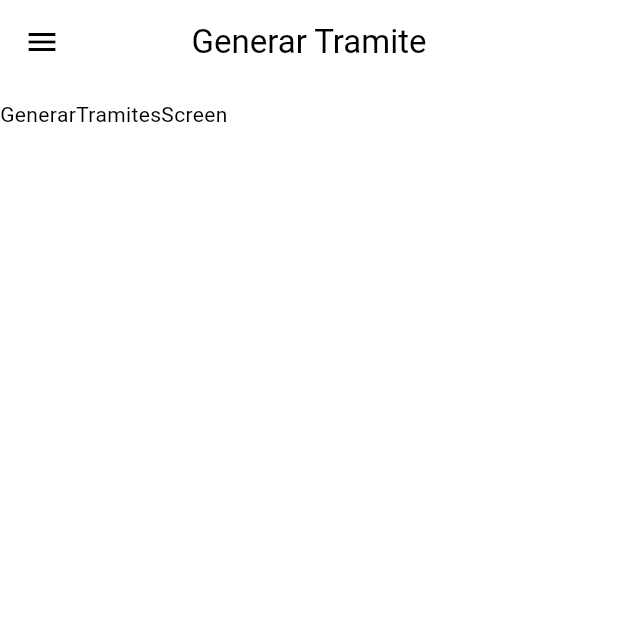
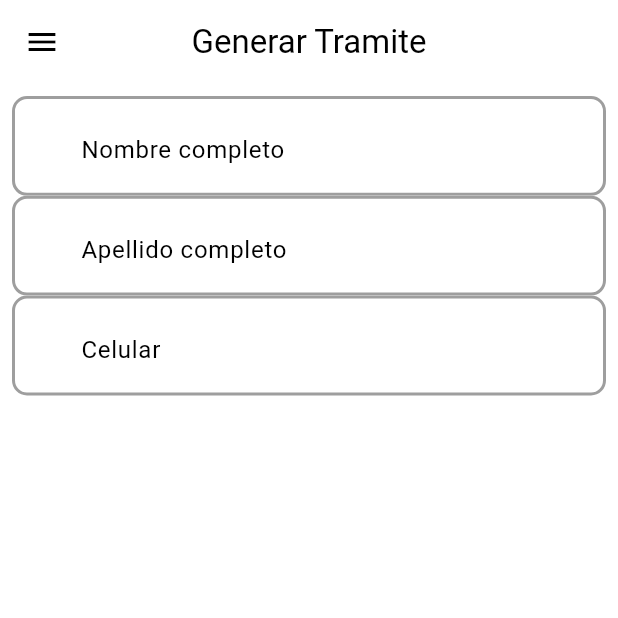
Before and after one commit to JavierPrado18/gestor-tramites-flutter, a Flutter app: the screen it shows after launch, in the side drawer, after a tap on "Generar Tramite", on a phone screen of 412 x 824 dp, the top half of it. Run offline on Flutter 3.47's test engine with Material 2 defaults, Android fonts, the light colour scheme and no system bars; our stand-ins replace settings_ui, shared_preferences; network calls fail.

Commit message:
Estilo de TextFiel y vista de Generar tramite

```diff
--- a/lib/screens/generartramites.dart
+++ b/lib/screens/generartramites.dart
@@ -2,9 +2,14 @@ import 'package:flutter/material.dart';
 
 import '../widgets/index.dart';
 
-class GenerarTramitesScreen extends StatelessWidget {
+class GenerarTramitesScreen extends StatefulWidget {
   const GenerarTramitesScreen({Key? key}) : super(key: key);
 
+  @override
+  State<GenerarTramitesScreen> createState() => _GenerarTramitesScreenState();
+}
+
+class _GenerarTramitesScreenState extends State<GenerarTramitesScreen> {
   @override
   Widget build(BuildContext context) {
     return Scaffold(
@@ -15,16 +20,42 @@ class GenerarTramitesScreen extends StatelessWidget {
         centerTitle: true,
         elevation: 0,
       ),
-      drawer: const DrawerST(),
-      body: Column(
-        children: const [
-          SizedBox(
-            height: 10,
+      drawer: DrawerST(),
+      body: Padding(
+        padding: const EdgeInsets.all(8.0),
+        child: SingleChildScrollView(
+          child: Column(
+            children: [
+              CustomTextFieldScreen(
+                initialValue: '',
+                keyboardType: TextInputType.text,
+                hintext: 'Nombre completo',
+                prefixIcon: Icon(Icons.man),
+                onChange: (value) {
+                  setState(() {});
+                },
+              ),
+              CustomTextFieldScreen(
+                initialValue: '',
+                keyboardType: TextInputType.text,
+                hintext: 'Apellido completo',
+                prefixIcon: Icon(Icons.man),
+                onChange: (value) {
+                  setState(() {});
+                },
+              ),
+              CustomTextFieldScreen(
+                initialValue: '',
+                keyboardType: TextInputType.number,
+                hintext: 'Celular',
+                prefixIcon: Icon(Icons.phone),
+                onChange: (value) {
+                  setState(() {});
+                },
+              ),
+            ],
           ),
-          Text(
-            'GenerarTramitesScreen',
-          ),
-        ],
+        ),
       ),
     );
   }
--- /dev/null
+++ b/lib/widgets/custom_textfield.dart
@@ -0,0 +1,42 @@
+import 'package:flutter/material.dart';
+
+class CustomTextFieldScreen extends StatelessWidget {
+  //Creaación de variables que seran recibidas
+  final TextInputType? keyboardType;
+  final String? hintext;
+  final String? initialValue;
+  final Widget? prefixIcon;
+  final Function(String)? onChange;
+
+  const CustomTextFieldScreen(
+      {super.key,
+      this.keyboardType,
+      this.hintext,
+      this.initialValue,
+      this.prefixIcon,
+      this.onChange});
+
+  @override
+  Widget build(BuildContext context) {
+    return TextFormField(
+      initialValue: initialValue,
+      onChanged: onChange,
+      keyboardType: keyboardType,
+      decoration: InputDecoration(
+        enabledBorder: OutlineInputBorder(
+          borderSide: const BorderSide(width: 2, color: Colors.grey),
+          borderRadius: BorderRadius.circular(10),
+        ),
+        focusedBorder: OutlineInputBorder(
+          borderSide: const BorderSide(width: 2, color: Colors.grey),
+          borderRadius: BorderRadius.circular(10),
+        ),
+        filled: true,
+        fillColor: Colors.white,
+        hintText: hintext,
+        prefix: prefixIcon,
+        contentPadding: const EdgeInsets.all(18),
+      ),
+    );
+  }
+}
--- a/lib/widgets/index.dart
+++ b/lib/widgets/index.dart
@@ -1 +1,3 @@
+export 'package:proyecto1/widgets/custom_textfield.dart';
+
 export 'package:proyecto1/widgets/drawer.dart';
```
